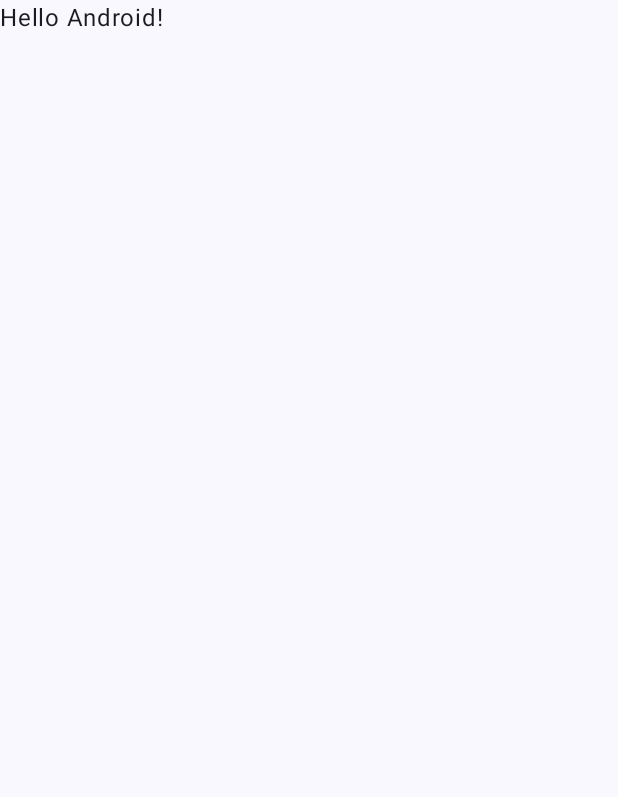
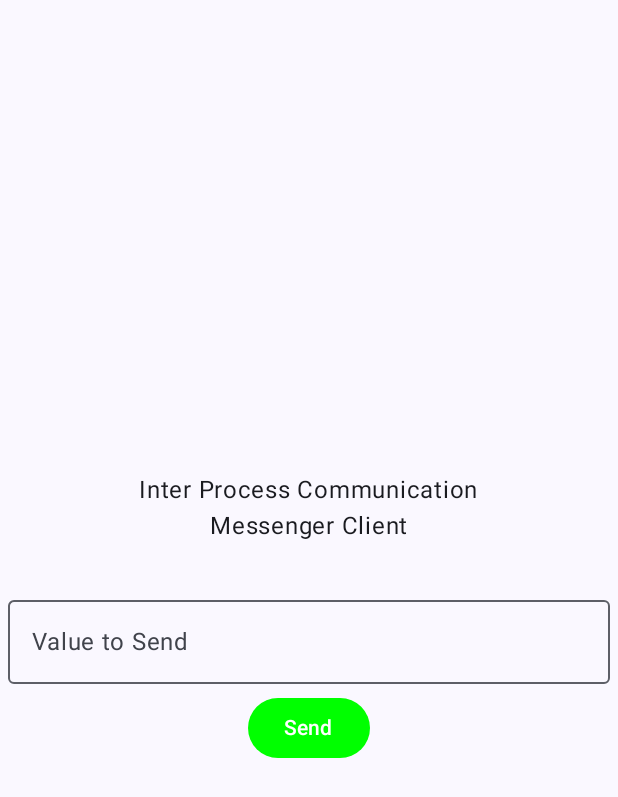
Before and after one commit to DeveloperOk/MessengerClient, an Android app built with Jetpack Compose: the screen it shows after launch (MainActivity), on a phone screen of 412 x 824 dp. Before the commit the part shown is almost empty. Shown: the top 797 px of the screen. Run offline under Robolectric (Android 15) with nearby library versions, the phone set to English and light mode, and no system bars.

Commit message:
Messenger Client was added.

```diff
--- a/app/src/main/AndroidManifest.xml
+++ b/app/src/main/AndroidManifest.xml
@@ -1,6 +1,12 @@
 <?xml version="1.0" encoding="utf-8"?>
 <manifest xmlns:android="http://schemas.android.com/apk/res/android"
     xmlns:tools="http://schemas.android.com/tools">
+
+
+    <!-- Messenger Inter Process Communication -->
+    <queries>
+        <package android:name="com.enterprise.messengerinterprocesscommunicationserverapplication" />
+    </queries>
 
     <application
         android:allowBackup="true"
--- a/app/src/main/java/com/enterprise/messengerinterprocesscommunicationclientapplication/MainActivity.kt
+++ b/app/src/main/java/com/enterprise/messengerinterprocesscommunicationclientapplication/MainActivity.kt
@@ -1,47 +1,156 @@
 package com.enterprise.messengerinterprocesscommunicationclientapplication
 
+import android.content.Context
 import android.os.Bundle
 import androidx.activity.ComponentActivity
 import androidx.activity.compose.setContent
 import androidx.activity.enableEdgeToEdge
+import androidx.compose.foundation.layout.Arrangement
+import androidx.compose.foundation.layout.Column
 import androidx.compose.foundation.layout.fillMaxSize
+import androidx.compose.foundation.layout.fillMaxWidth
 import androidx.compose.foundation.layout.padding
+import androidx.compose.foundation.layout.systemBarsPadding
+import androidx.compose.material3.Button
+import androidx.compose.material3.ButtonDefaults
+import androidx.compose.material3.OutlinedTextField
 import androidx.compose.material3.Scaffold
 import androidx.compose.material3.Text
 import androidx.compose.runtime.Composable
+import androidx.compose.runtime.MutableState
+import androidx.compose.runtime.mutableStateOf
+import androidx.compose.runtime.saveable.rememberSaveable
+import androidx.compose.ui.Alignment
 import androidx.compose.ui.Modifier
-import androidx.compose.ui.tooling.preview.Preview
+import androidx.compose.ui.graphics.Color
+import androidx.compose.ui.platform.LocalContext
+import androidx.compose.ui.res.stringResource
+import androidx.compose.ui.text.input.TextFieldValue
+import androidx.compose.ui.unit.dp
 import com.enterprise.messengerinterprocesscommunicationclientapplication.ui.theme.MessengerInterProcessCommunicationClientApplicationTheme
+import kotlinx.coroutines.Dispatchers
+import kotlinx.coroutines.GlobalScope
+import kotlinx.coroutines.launch
 
 class MainActivity : ComponentActivity() {
+
+    companion object{
+
+        val textToDisplay = mutableStateOf("")
+
+    }
+
+    //Launching New Activity from Service works up to (including) Android 13
+    //Android Messenger Inter Process Communication is tested up to (including) Android 15 and works
+    //up to (including) Android 15
+    //Android Messenger Inter Process Communication
+    //Related Links
+    //https://proandroiddev.com/ipc-techniques-for-android-messenger-3e8555a32167
+    //https://www.youtube.com/watch?v=58GuJV46Exc
+    //https://www.youtube.com/watch?v=Fa6zjujzoW8
+    //https://www.youtube.com/watch?v=WWpi6U4GcGI
+    //https://www.javacodegeeks.com/2014/01/android-bound-service-ipc-with-messenger.html
+    //https://stackoverflow.com/questions/75741759/android-aidl-ipc-unable-to-call-service
+
+    val TAG = "MainActivity"
+
     override fun onCreate(savedInstanceState: Bundle?) {
         super.onCreate(savedInstanceState)
         enableEdgeToEdge()
         setContent {
             MessengerInterProcessCommunicationClientApplicationTheme {
-                Scaffold(modifier = Modifier.fillMaxSize()) { innerPadding ->
-                    Greeting(
-                        name = "Android",
-                        modifier = Modifier.padding(innerPadding)
-                    )
-                }
+
+                AppMessengerClient(textToDisplay = textToDisplay)
+
             }
+        }
+
+    }
+
+}
+
+
+
+@Composable
+fun AppMessengerClient(textToDisplay: MutableState<String>) {
+    Scaffold(modifier = Modifier.fillMaxSize().systemBarsPadding()) { innerPadding ->
+        Column(modifier = Modifier.fillMaxSize().padding(innerPadding),
+            horizontalAlignment = Alignment.CenterHorizontally,
+            verticalArrangement = Arrangement.Center){
+
+            MainBody(textToDisplay = textToDisplay)
+
         }
     }
 }
 
 @Composable
-fun Greeting(name: String, modifier: Modifier = Modifier) {
-    Text(
-        text = "Hello $name!",
-        modifier = modifier
-    )
+fun MainBody(textToDisplay: MutableState<String>) {
+
+    var inputValue = rememberSaveable(stateSaver = TextFieldValue.Saver) {
+        mutableStateOf(TextFieldValue(""))
+    }
+
+    val context = LocalContext.current
+
+
+    Column(
+        modifier = Modifier.fillMaxSize(),
+        horizontalAlignment = Alignment.CenterHorizontally,
+        verticalArrangement = Arrangement.Center
+    ) {
+
+
+        Text(text = stringResource(id = R.string.main_activity_inter_process_communication))
+        Text(text = stringResource(id = R.string.main_activity_messenger_client))
+
+        Text(textToDisplay.value, color = Color.Green)
+
+        OutlinedTextField(
+            modifier = Modifier
+                .padding(5.dp)
+                .fillMaxWidth(),
+            value = inputValue.value,
+            onValueChange = {
+                inputValue.value = it
+            },
+            label = {
+                Text(text = stringResource(id = R.string.main_activity_value_to_send))
+            }
+
+        )
+
+        Button(colors = ButtonDefaults.buttonColors(containerColor = Color.Green),
+            onClick = {
+
+                val messengerClient = MessengerClient(context = context,
+                    packageOfServerApplication = AppConstants.packageOfServerApplication,
+                    packageAndClassOfServiceOfServerApplication = AppConstants.packageAndClassOfServiceOfServerApplication,
+                    onReplyFromServer = ::onReplyFromServerApplication)
+
+                messengerClient.sendMessageToServer(inputValue.value.text.toString())
+
+
+            }) {
+
+            Text(text = stringResource(id = R.string.main_activity_send))
+
+        }
+
+    }
 }
 
-@Preview(showBackground = true)
-@Composable
-fun GreetingPreview() {
-    MessengerInterProcessCommunicationClientApplicationTheme {
-        Greeting("Android")
+fun onReplyFromServerApplication(context: Context, message: String?){
+
+    GlobalScope.launch(Dispatchers.Main){
+
+        MainActivity.textToDisplay.value = context.getString(R.string.main_activity_received) +
+                context.getString(R.string.main_activity_space) +
+                message.toString()
+
     }
+
+
+
+
 }
--- a/app/src/main/res/values/strings.xml
+++ b/app/src/main/res/values/strings.xml
@@ -1,3 +1,13 @@
 <resources>
-    <string name="app_name">MessengerInterProcessCommunicationClientApplication</string>
+    <string name="app_name">Messenger Client</string>
+
+    <string name="main_activity_inter_process_communication">Inter Process Communication</string>
+    <string name="main_activity_messenger_client">Messenger Client</string>
+
+    <string name="main_activity_value_to_send">Value to Send</string>
+    <string name="main_activity_send">Send</string>
+
+    <string name="main_activity_received">"Received:"</string>
+    <string name="main_activity_space">" "</string>
+
 </resources>
```
Also changed, not shown: app/src/main/java/com/enterprise/messengerinterprocesscommunicationclientapplication/AppConstants.kt (added, +13 -0 lines), app/src/main/java/com/enterprise/messengerinterprocesscommunicationclientapplication/MessengerClient.kt (added, +88 -0 lines).
